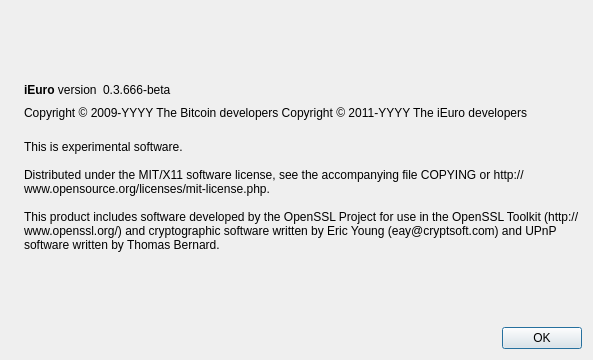
This is src/qt/forms/aboutdialog.ui in zoom-c/zoom as Qt 5 draws it before an edit. The edited form follows.
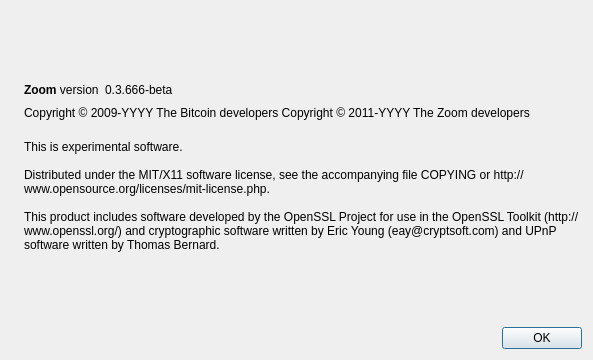
This is the edited form. Icons and pictures are not drawn.

Commit message: Zoom Rebrand: Refactoring

The edit to the form file:
```diff
--- a/src/qt/forms/aboutdialog.ui
+++ b/src/qt/forms/aboutdialog.ui
@@ -50,7 +50,7 @@
           <cursorShape>IBeamCursor</cursorShape>
          </property>
          <property name="text">
-          <string>&lt;b&gt;iEuro&lt;/b&gt; version</string>
+          <string>&lt;b&gt;Zoom&lt;/b&gt; version</string>
          </property>
          <property name="textInteractionFlags">
           <set>Qt::LinksAccessibleByMouse|Qt::TextSelectableByKeyboard|Qt::TextSelectableByMouse</set>
@@ -92,7 +92,7 @@
        </property>
        <property name="text">
         <string notr="true">Copyright &amp;copy; 2009-YYYY The Bitcoin developers
-Copyright &amp;copy; 2011-YYYY The iEuro developers</string>
+Copyright &amp;copy; 2011-YYYY The Zoom developers</string>
        </property>
        <property name="textFormat">
         <enum>Qt::RichText</enum>
```
Left out of the diff: 2 changed lines with no effect on the pictures. The commit also changes 143 other files.
